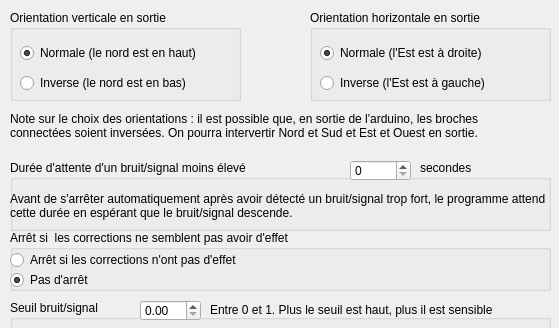
Qt form src/parametres.ui (maelvls/climso-auto) before a commit; both pictures show x 0 to 559 and y 0 to 328 of the 559 by 485 pixel window.
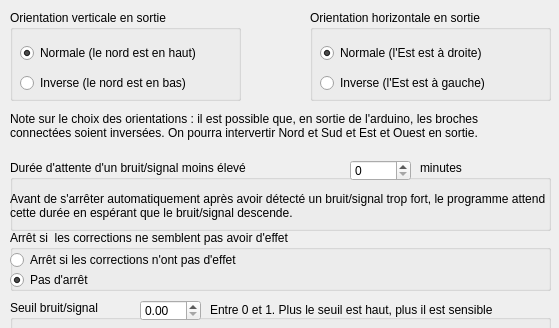
The same form after that commit.

The edit to the form file:
```diff
--- a/src/parametres.ui
+++ b/src/parametres.ui
@@ -80,7 +80,7 @@
      </rect>
     </property>
     <property name="text">
-     <string>secondes</string>
+     <string>minutes</string>
     </property>
     <property name="wordWrap">
      <bool>true</bool>
```
